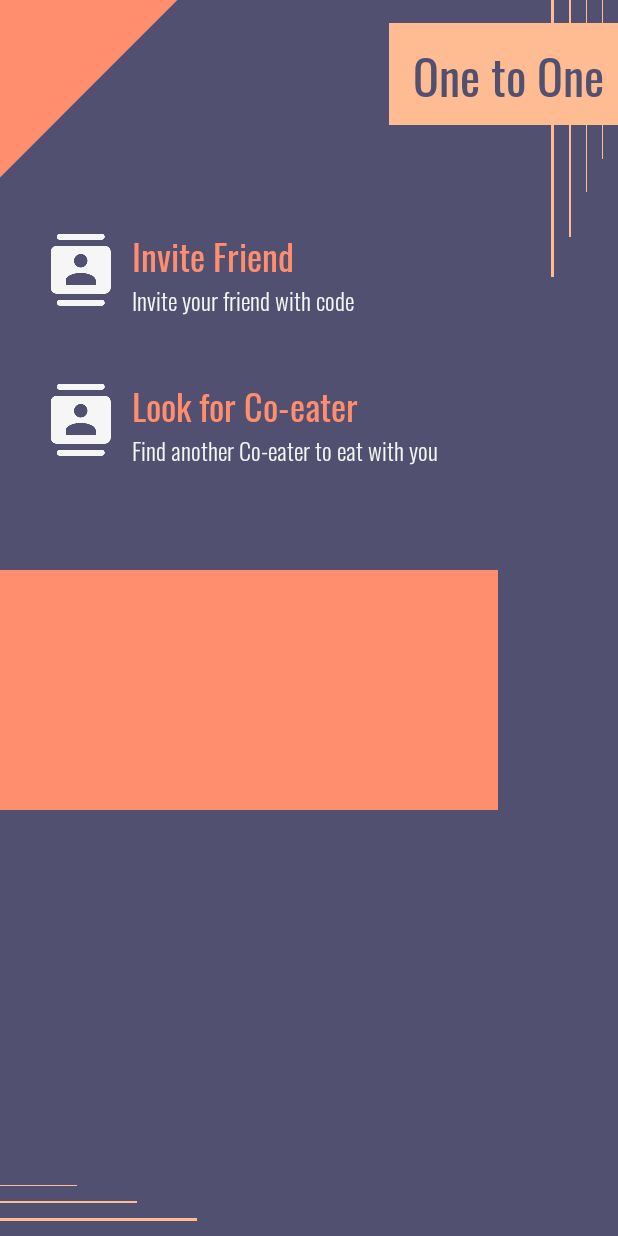
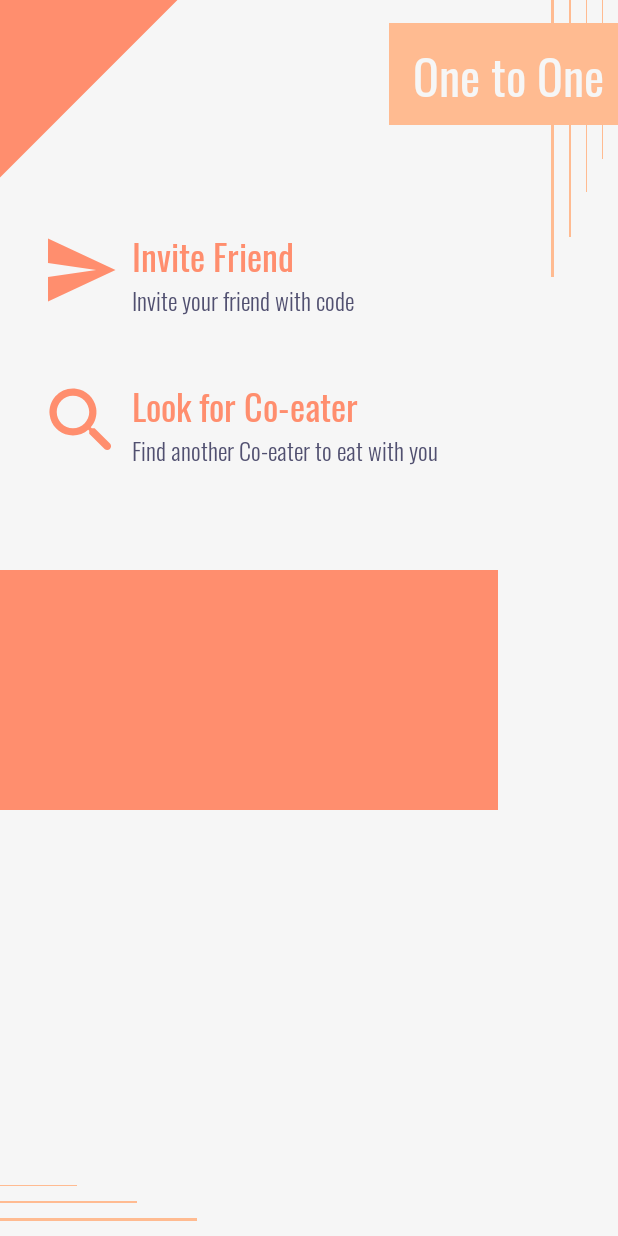
Before and after one commit to coeater/coeater-android, an Android app: the screen it shows after launch (MainActivity), on a phone screen of 412 x 824 dp. Run offline under Robolectric (Android 15) with nearby library versions, the phone set to English and light mode, and no system bars; libraries missing offline, so code that uses them is left out: com.gun0912.tedpermission.

Commit message:
리베이스 컴플릭트

```diff
--- a/app/src/main/java/com/coeater/android/main/fragment/OneOnOneFragment.kt
+++ b/app/src/main/java/com/coeater/android/main/fragment/OneOnOneFragment.kt
@@ -34,8 +34,8 @@ class OneOnOneFragment : Fragment() {
     }
 
     private fun setup() {
-        main_button_invite_friend.configure("Invite Friend", "Invite your friend with code")
-        main_button_search_friend.configure("Look for Co-eater", "Find another Co-eater to eat with you")
+        main_button_invite_friend.configure(R.drawable.send_24_px, "Invite Friend", "Invite your friend with code")
+        main_button_search_friend.configure(R.drawable.search_24_px, "Look for Co-eater", "Find another Co-eater to eat with you")
         main_button_invite_friend.setOnClickListener {
             checkPermission()
         }
--- a/app/src/main/java/com/coeater/android/main/view/MainButton.kt
+++ b/app/src/main/java/com/coeater/android/main/view/MainButton.kt
@@ -23,7 +23,8 @@ class MainButton : ConstraintLayout {
         LayoutInflater.from(context).inflate(R.layout.view_main_button, this, true)
     }
 
-    fun configure(title: String, detail: String) {
+    fun configure(icon: Int?, title: String, detail: String) {
+        if(icon != null) iv_icon.setImageResource(icon);
         tv_title.text = title
         tv_description.text = detail
     }
--- a/app/src/main/res/layout/fragment_oneonone.xml
+++ b/app/src/main/res/layout/fragment_oneonone.xml
@@ -4,7 +4,7 @@
     android:layout_width="match_parent"
     android:layout_height="match_parent"
     xmlns:tools="http://schemas.android.com/tools"
-    android:background="@color/dusk">
+    android:background="@color/white">
 
     <View
         android:id="@+id/view"
@@ -31,7 +31,7 @@
         android:paddingTop="7dp"
         android:paddingEnd="9dp"
         android:paddingBottom="14dp"
-        android:textColor="@color/dusk"
+        android:textColor="@color/white"
         android:textSize="32sp"
         app:layout_constraintEnd_toEndOf="parent"
         app:layout_constraintTop_toTopOf="parent"
--- a/app/src/main/res/layout/view_main_button.xml
+++ b/app/src/main/res/layout/view_main_button.xml
@@ -35,7 +35,7 @@
         android:fontFamily="@font/light"
         android:lineSpacingExtra="8sp"
         android:layout_marginStart="10dp"
-        android:textColor="@color/white"
+        android:textColor="@color/dusk"
         android:textSize="16sp"
         app:layout_constraintBottom_toBottomOf="parent"
         app:layout_constraintEnd_toEndOf="parent"
```
Also changed, not shown: app/src/main/res/drawable-hdpi/search_24_px.png (added), app/src/main/res/drawable-hdpi/send_24_px.png (added), app/src/main/res/drawable-mdpi/search_24_px.png (added), app/src/main/res/drawable-mdpi/send_24_px.png (added), app/src/main/res/drawable-xhdpi/search_24_px.png (added), app/src/main/res/drawable-xhdpi/send_24_px.png (added), app/src/main/res/drawable-xxhdpi/search_24_px.png (added), app/src/main/res/drawable-xxhdpi/send_24_px.png (added), app/src/main/res/drawable-xxxhdpi/search_24_px.png (added), app/src/main/res/drawable-xxxhdpi/send_24_px.png (added).
